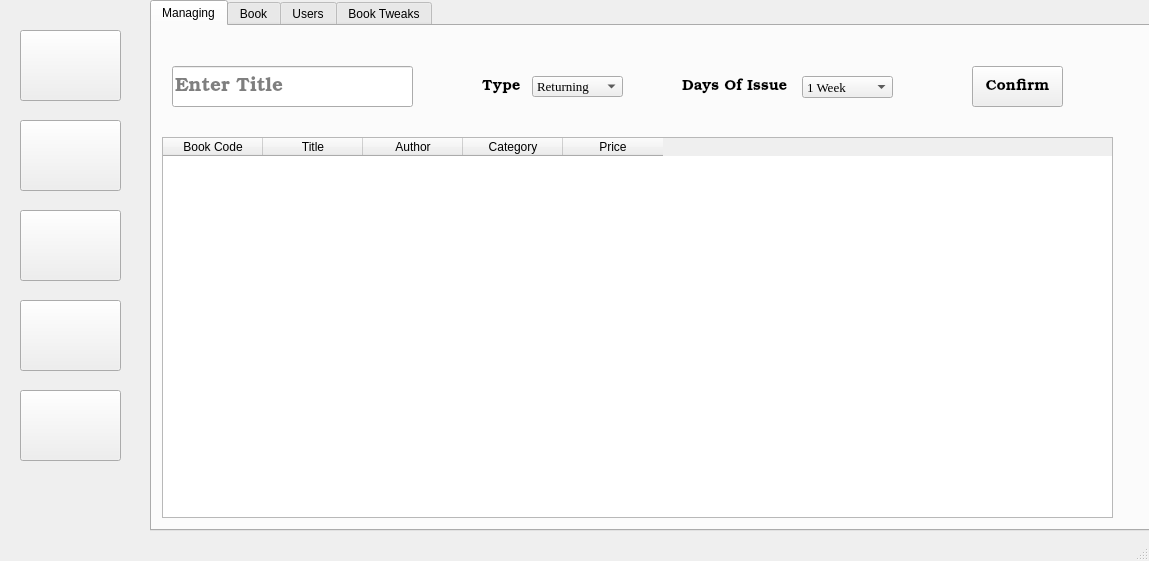
This is Library.ui in Midnight1938/Library-Management-System as Qt 5 draws it before an edit. The edited form follows.
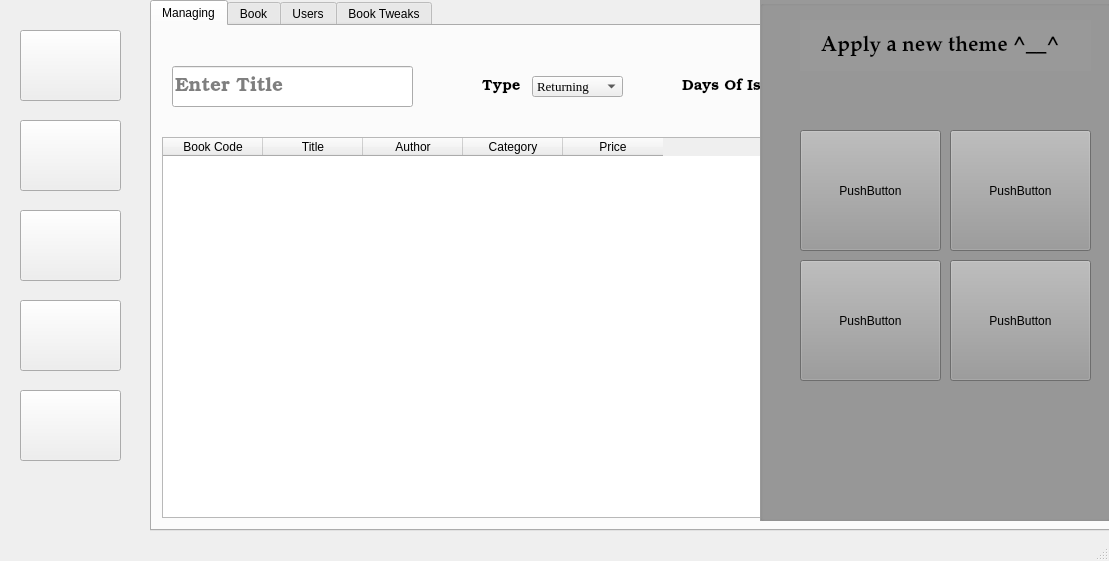
This is the edited form. The open tabs and pages were chosen to show the change. Icons and pictures are not drawn.

Commit message: Settings Tab And Theme tab

Patch:
```diff
--- a/Library.ui
+++ b/Library.ui
@@ -6,7 +6,7 @@
    <rect>
     <x>0</x>
     <y>0</y>
-    <width>1149</width>
+    <width>1109</width>
     <height>561</height>
    </rect>
   </property>
@@ -134,7 +134,7 @@
      <rect>
       <x>150</x>
       <y>0</y>
-      <width>1001</width>
+      <width>961</width>
       <height>531</height>
      </rect>
     </property>
@@ -1462,6 +1462,98 @@
      </widget>
     </widget>
    </widget>
+   <widget class="QGroupBox" name="groupBox_3">
+    <property name="geometry">
+     <rect>
+      <x>760</x>
+      <y>0</y>
+      <width>351</width>
+      <height>521</height>
+     </rect>
+    </property>
+    <property name="styleSheet">
+     <string notr="true">background-color: rgb(153, 153, 153);</string>
+    </property>
+    <property name="title">
+     <string/>
+    </property>
+    <widget class="QLabel" name="label_29">
+     <property name="geometry">
+      <rect>
+       <x>40</x>
+       <y>20</y>
+       <width>291</width>
+       <height>51</height>
+      </rect>
+     </property>
+     <property name="font">
+      <font>
+       <family>P052</family>
+       <pointsize>16</pointsize>
+       <weight>75</weight>
+       <bold>true</bold>
+      </font>
+     </property>
+     <property name="frameShadow">
+      <enum>QFrame::Plain</enum>
+     </property>
+     <property name="text">
+      <string>    Apply a new theme ^__^</string>
+     </property>
+    </widget>
+    <widget class="QPushButton" name="pushButton_17">
+     <property name="geometry">
+      <rect>
+       <x>40</x>
+       <y>130</y>
+       <width>141</width>
+       <height>121</height>
+      </rect>
+     </property>
+     <property name="text">
+      <string>PushButton</string>
+     </property>
+    </widget>
+    <widget class="QPushButton" name="pushButton_18">
+     <property name="geometry">
+      <rect>
+       <x>190</x>
+       <y>130</y>
+       <width>141</width>
+       <height>121</height>
+      </rect>
+     </property>
+     <property name="text">
+      <string>PushButton</string>
+     </property>
+    </widget>
+    <widget class="QPushButton" name="pushButton_19">
+     <property name="geometry">
+      <rect>
+       <x>40</x>
+       <y>260</y>
+       <width>141</width>
+       <height>121</height>
+      </rect>
+     </property>
+     <property name="text">
+      <string>PushButton</string>
+     </property>
+    </widget>
+    <widget class="QPushButton" name="pushButton_20">
+     <property name="geometry">
+      <rect>
+       <x>190</x>
+       <y>260</y>
+       <width>141</width>
+       <height>121</height>
+      </rect>
+     </property>
+     <property name="text">
+      <string>PushButton</string>
+     </property>
+    </widget>
+   </widget>
   </widget>
   <widget class="QMenuBar" name="menubar">
    <property name="geometry">
```
Left out of the diff: 4 changed lines with no effect on the pictures.
